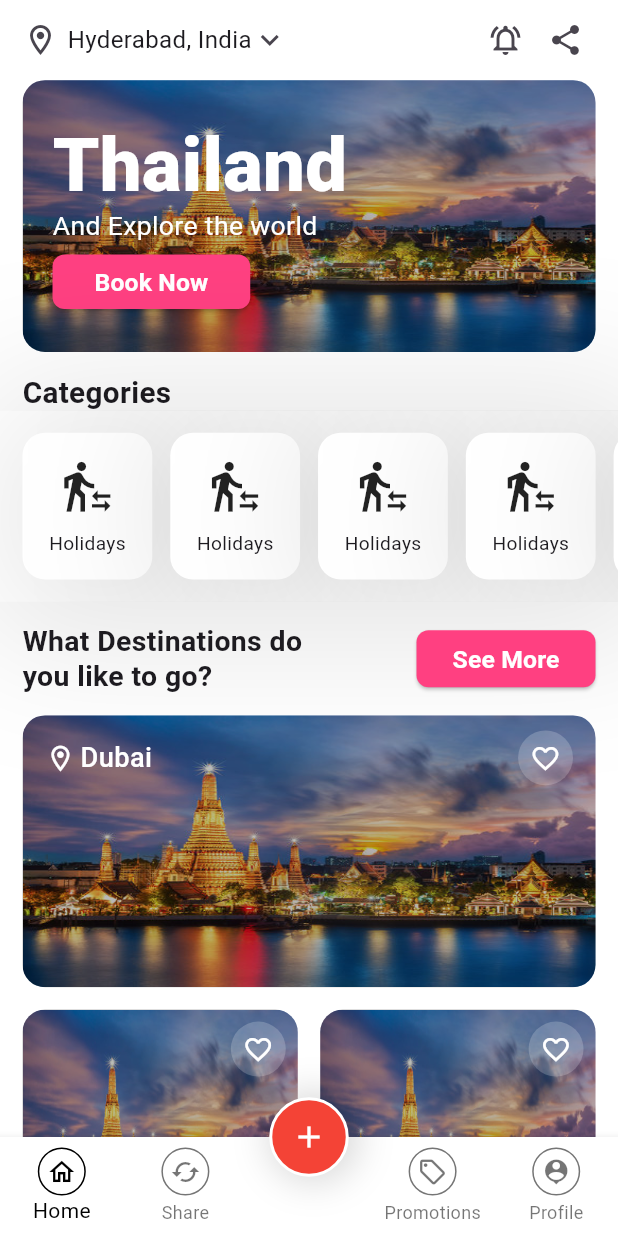
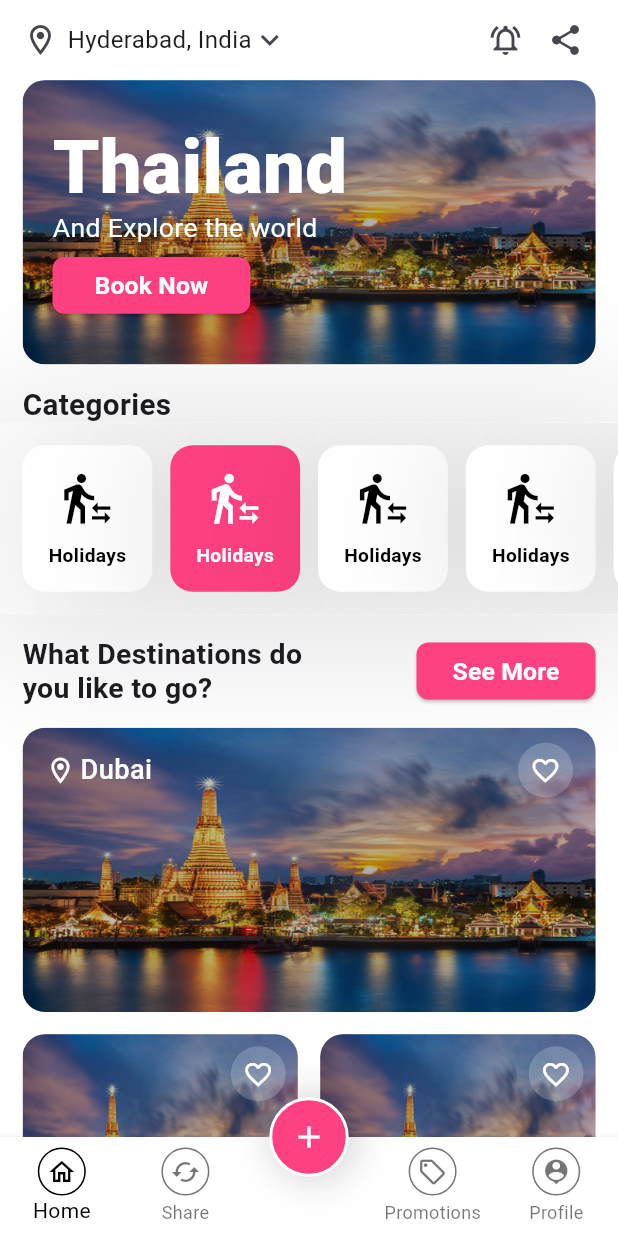
Before and after one commit to MohammadAzeem7890/travel_ui, a Flutter app: the screen it shows after launch, on a phone screen of 412 x 824 dp. Run offline on Flutter 3.47's test engine with Material 3 defaults, Android fonts, the phone set to English and light mode, and no system bars.

Commit message:
make ui changes

```diff
--- a/lib/bottom_navbar/widgets/bottom_nav_center_button.dart
+++ b/lib/bottom_navbar/widgets/bottom_nav_center_button.dart
@@ -14,7 +14,7 @@ class BottomNavCenterButton extends StatelessWidget {
       height: 53,
       width: 53,
       border: Border.all(color: Colors.white, width: 2),
-      color: Colors.red,
+      color: Colors.pinkAccent,
       shape: BoxShape.circle,
       child: PrimaryInkWell(
         onTap: onTap,
--- a/lib/global_widgets/elevated_container.dart
+++ b/lib/global_widgets/elevated_container.dart
@@ -1,24 +1,25 @@
 import 'package:flutter/material.dart';
 
 class ElevatedContainer extends StatelessWidget {
-  final double? height, width;
+  final double height, width;
   final BoxShape shape;
-  final BoxBorder? border;
-  final Color? color;
-  final Widget? child;
+  final BoxBorder border;
+  final Color color;
+  final Widget child;
   final double blurRadius;
   final BorderRadius? borderRadius;
 
   const ElevatedContainer(
       {super.key,
       this.shape = BoxShape.rectangle,
-      this.color,
+      this.color = Colors.white,
       this.blurRadius = 20,
-      this.child,
-      this.width,
+      required this.child,
+      required this.width,
       this.borderRadius,
-      this.height,
-      this.border});
+      required this.height,
+      required this.border
+      });
 
   @override
   Widget build(BuildContext context) {
--- a/lib/home/home_widgets/category_item.dart
+++ b/lib/home/home_widgets/category_item.dart
@@ -23,7 +23,7 @@ class CategoryItem extends StatelessWidget {
       child: Container(
         width: screenWidth * 0.21,
         decoration: BoxDecoration(
-          color: Colors.white,
+          color: index == 1 ? Colors.pinkAccent : Colors.white,
           boxShadow: [
             BoxShadow(
               blurRadius: 80,
@@ -46,6 +46,7 @@ class CategoryItem extends StatelessWidget {
               Flexible(
                 child: Icon(
                   Icons.transfer_within_a_station,
+                  color: index == 1 ? Colors.white : Colors.black,
                   size: screenHeight * 0.045,
                 ),
               ),
@@ -55,7 +56,9 @@ class CategoryItem extends StatelessWidget {
               Flexible(
                 child: PrimaryText(
                   "Holidays",
+                  color: index == 1 ? Colors.white : Colors.black,
                   fontSize: screenWidth * 0.031,
+                  fontWeight: FontWeight.w600,
                 ),
               )
             ],
--- a/lib/home/home_widgets/destinations_banner.dart
+++ b/lib/home/home_widgets/destinations_banner.dart
@@ -11,7 +11,7 @@ class DestinationsBanner extends StatelessWidget {
 
   @override
   Widget build(BuildContext context) {
-    final double bannerHeight = screenHeight * 0.22;
+    final double bannerHeight = screenHeight * 0.23;
     return Padding(
       padding: const EdgeInsets.symmetric(horizontal: 15.0),
       child: Stack(
--- a/lib/home/home_widgets/grid_style_destination_item.dart
+++ b/lib/home/home_widgets/grid_style_destination_item.dart
@@ -10,7 +10,7 @@ class GridStyleDestinationItem extends StatelessWidget {
 
   @override
   Widget build(BuildContext context) {
-    final double bannerHeight = screenHeight * 0.22;
+    final double bannerHeight = screenHeight * 0.23;
     return Stack(
       children: [
         DarkBackgroundStackImage(
--- a/lib/home/home_widgets/home_banner.dart
+++ b/lib/home/home_widgets/home_banner.dart
@@ -13,7 +13,7 @@ class HomeBanner extends StatelessWidget {
 
   @override
   Widget build(BuildContext context) {
-    final double bannerHeight = screenHeight * 0.22;
+    final double bannerHeight = screenHeight * 0.23;
     return Stack(
       clipBehavior: Clip.none,
       children: [
@@ -27,7 +27,7 @@ class HomeBanner extends StatelessWidget {
           top: bannerHeight * 0.15,
           child: Padding(
             padding: const EdgeInsets.only(left: 20.0),
-            child: ElevatedContainer(
+            child: SizedBox(
               width: double.maxFinite,
               child: Column(
                 crossAxisAlignment: CrossAxisAlignment.start,
--- a/lib/posts/posts_widgets/add_posts_list.dart
+++ b/lib/posts/posts_widgets/add_posts_list.dart
@@ -9,7 +9,7 @@ class AddPostsList extends StatelessWidget {
   @override
   Widget build(BuildContext context) {
     return SizedBox(
-      height: screenHeight * 0.18,
+      height: screenHeight * 0.19,
       child: ListView.builder(
         shrinkWrap: true,
         scrollDirection: Axis.horizontal,
```
